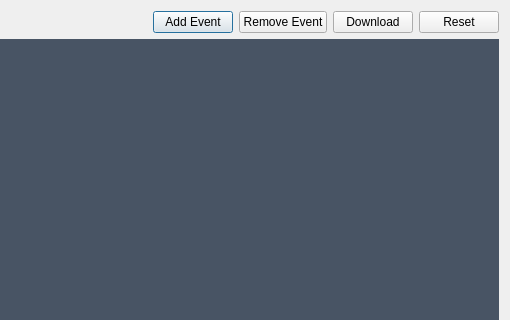
Old version of the form UgdAppClient/ceventsdlg.ui in the repository Fneger/BSD_MDVR_UGD; both pictures show x 130 to 640 and y 0 to 320 of the 640 by 480 pixel window.
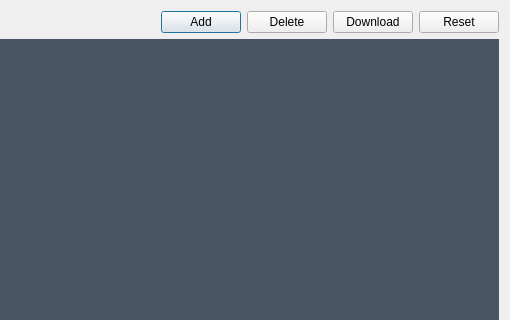
New version of the form. Icons and pictures are not drawn.

```diff
--- a/UgdAppClient/ceventsdlg.ui
+++ b/UgdAppClient/ceventsdlg.ui
@@ -81,7 +81,7 @@
      <item>
       <widget class="QPushButton" name="AddEventBtn">
        <property name="text">
-        <string>Add Event</string>
+        <string>Add</string>
        </property>
        <property name="icon">
         <iconset resource="images.qrc">
@@ -98,7 +98,7 @@
      <item>
       <widget class="QPushButton" name="RemoveEventBtn">
        <property name="text">
-        <string>Remove Event</string>
+        <string>Delete</string>
        </property>
        <property name="icon">
         <iconset resource="images.qrc">
```
